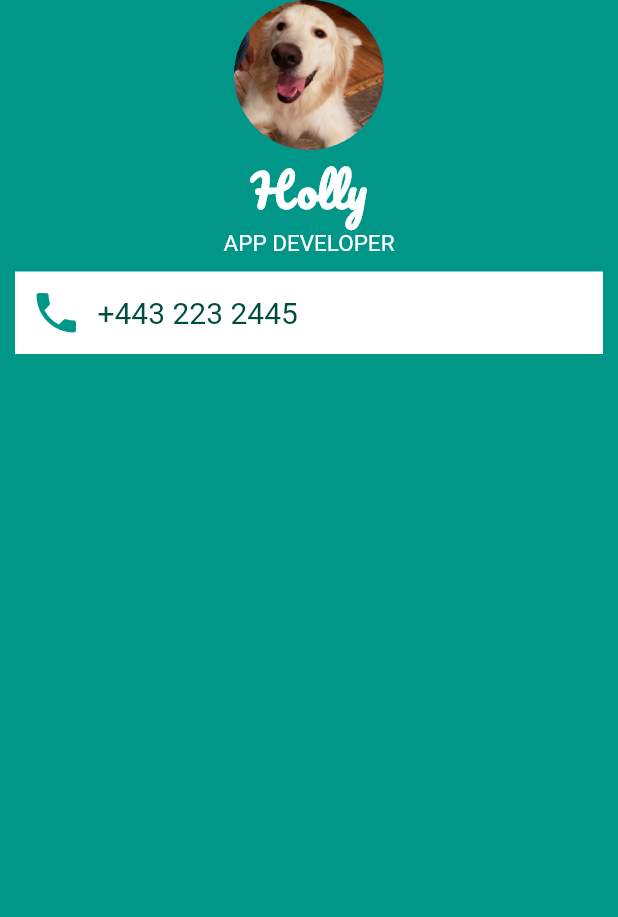
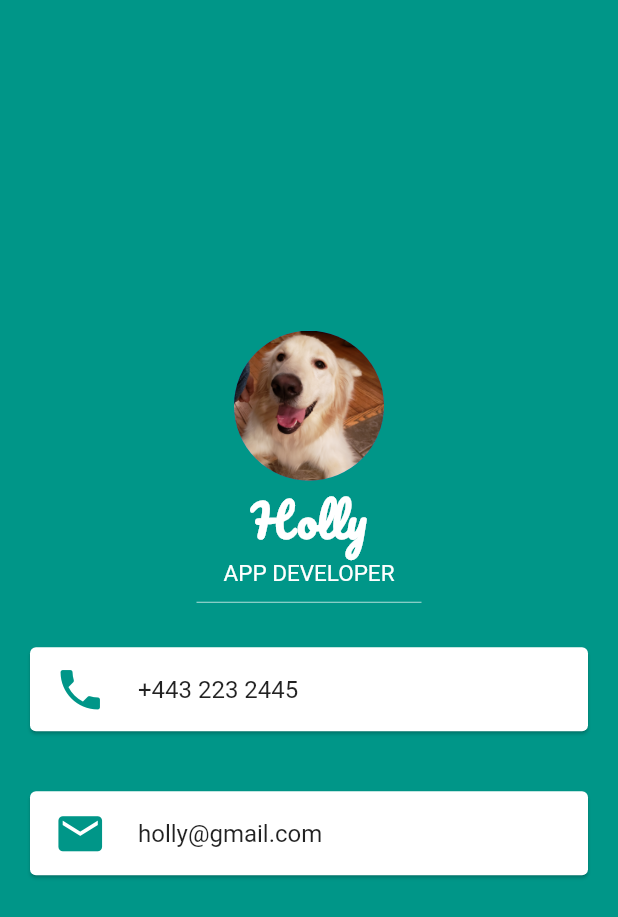
Before and after one commit to maw619/flutter_mi_card_project, a Flutter app: the screen it shows after launch, on a phone screen of 412 x 824 dp. Shown: the top 917 px of the screen. Run offline on Flutter 3.47's test engine with Material 2 defaults, Android fonts, the light colour scheme and no system bars; Roboto replaces fonts that are missing (ETHNOCEN).

Commit message:
completed project

```diff
--- a/lib/main.dart
+++ b/lib/main.dart
@@ -10,8 +10,10 @@ class MyApp extends StatelessWidget {
     return MaterialApp(
       home: Scaffold(
         backgroundColor: Colors.teal,
-        body: SafeArea(
+        body: Center(
+          child: SafeArea(
             child: Column(
+              mainAxisAlignment: MainAxisAlignment.center,
               children: <Widget>[
                 CircleAvatar(
                   radius: 50,
@@ -29,25 +31,36 @@ class MyApp extends StatelessWidget {
                         fontSize: 15.0,
                         color: Colors.white,
                         fontFamily: 'ETHNOCEN')),
-              Container(
-                padding: EdgeInsets.all(10.0),
-                margin: EdgeInsets.symmetric(vertical: 10.0, horizontal: 10.0),
+                SizedBox(
+                  height: 20.0,
+                  child: Divider(color: Colors.teal[100]),
+                  width: 150.0,
+                ),
+                Padding(
+                  padding: const EdgeInsets.all(10.0),
+                  child: Card(
+                      margin: EdgeInsets.symmetric(
+                          vertical: 10.0, horizontal: 10.0),
                       color: Colors.white,
-                child: Row(
-                  children: <Widget>[
-                    Icon(Icons.phone, size: 35.0, color: Colors.teal),
-                    SizedBox(
-                      width: 10.0,
-                    ), //this is for spacing between icon and phone number
-                    Text(
-                      '+443 223 2445',
-                      style: TextStyle(
-                          fontSize: 20.0, color: Colors.teal.shade900),
+                      child: ListTile(
+                        leading: const Icon(Icons.phone,
+                            size: 35.0, color: Colors.teal),
+                        title: const Text('+443 223 2445'),
+                      )),
+                ),
+                Padding(
+                  padding: const EdgeInsets.all(10.0),
+                  child: Card(
+                      margin: EdgeInsets.symmetric(
+                          vertical: 10.0, horizontal: 10.0),
+                      child: ListTile(
+                        leading:
+                            Icon(Icons.email, size: 35.0, color: Colors.teal),
+                        title: Text('holly@gmail.com'),
+                      )),
                 )
               ],
             ),
-              )
-            ],
           ),
         ),
       ),
```
Also changed, not shown: pubspec.lock. Lines whose indentation alone changed are shown as unchanged.
